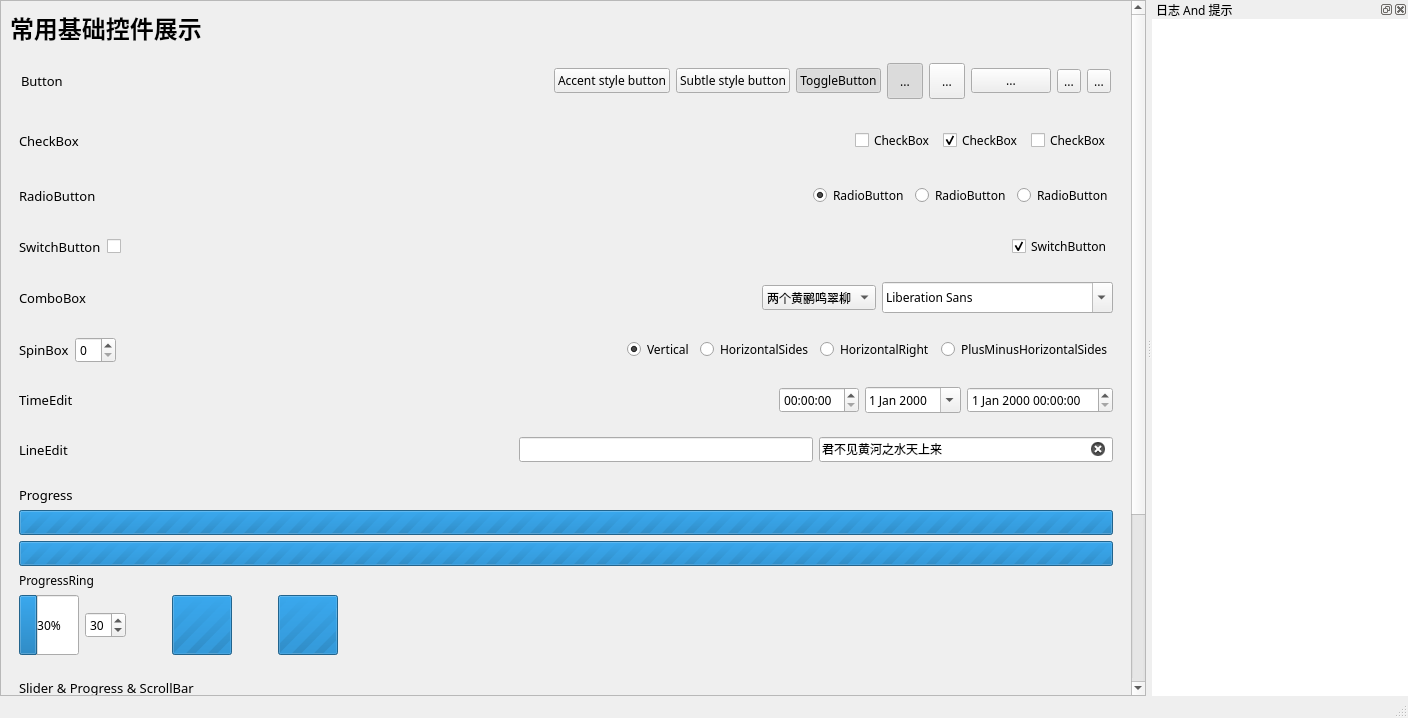
Before: the Qt Designer form Example/mainwindow.ui in igugyj/FluentUIStyle, drawn with Qt 5.
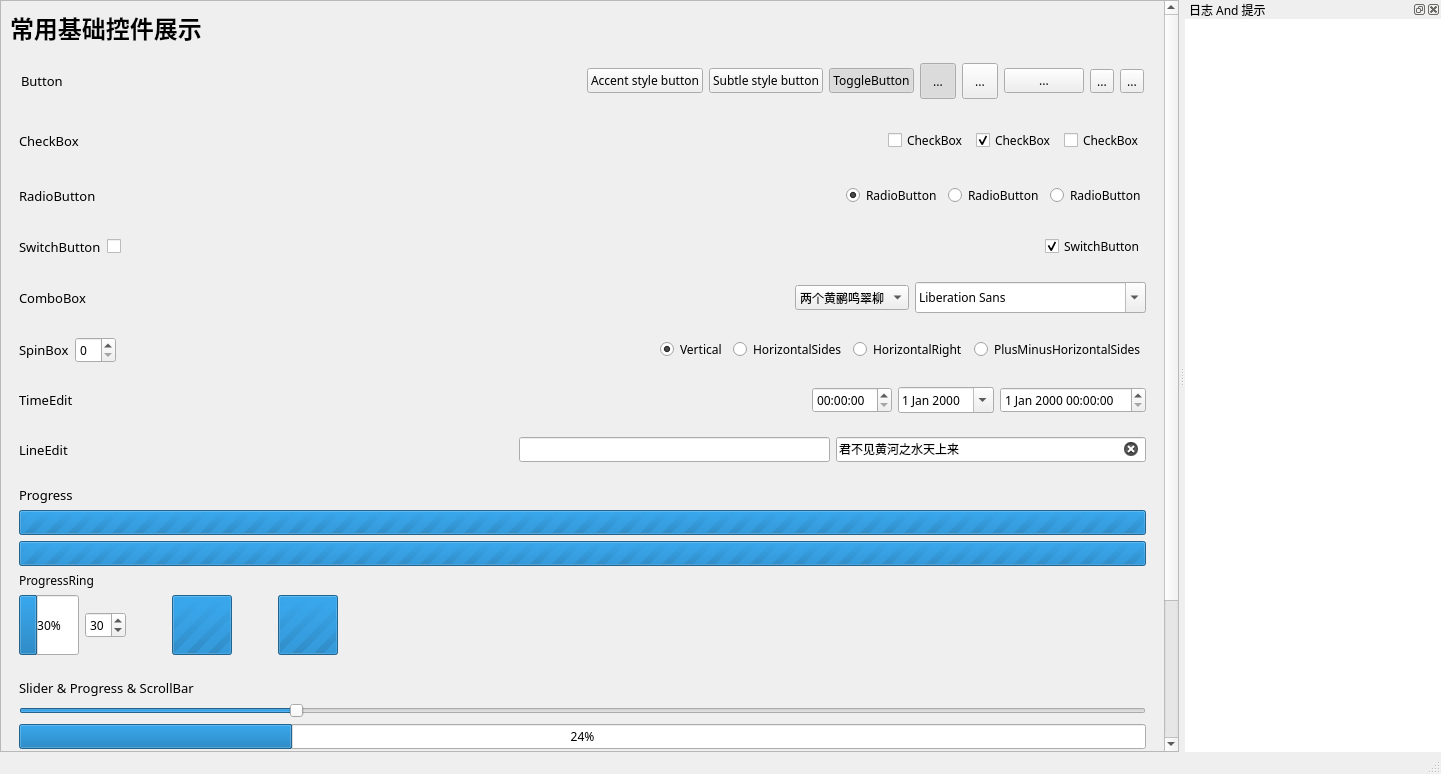
After: the same form once the commit is applied. The open tabs and pages were chosen to show the change. Custom widgets are drawn as their Qt base class.

Commit message: feat: 更新readme

```diff
--- a/Example/mainwindow.ui
+++ b/Example/mainwindow.ui
@@ -6,8 +6,8 @@
    <rect>
     <x>0</x>
     <y>0</y>
-    <width>1408</width>
-    <height>718</height>
+    <width>1441</width>
+    <height>774</height>
    </rect>
   </property>
   <property name="font">
@@ -90,9 +90,9 @@
            <property name="geometry">
             <rect>
              <x>0</x>
-             <y>0</y>
-             <width>1127</width>
-             <height>917</height>
+             <y>-225</y>
+             <width>1166</width>
+             <height>975</height>
             </rect>
            </property>
            <property name="autoFillBackground">
```
Left out of the diff: 142 changed lines with no effect on the pictures. The commit also changes 2 other files.
